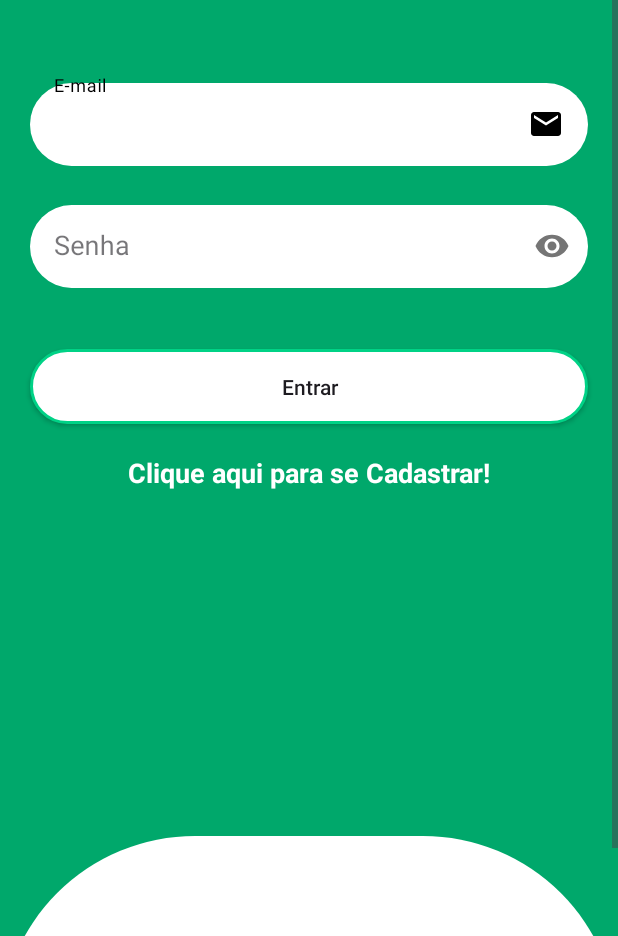
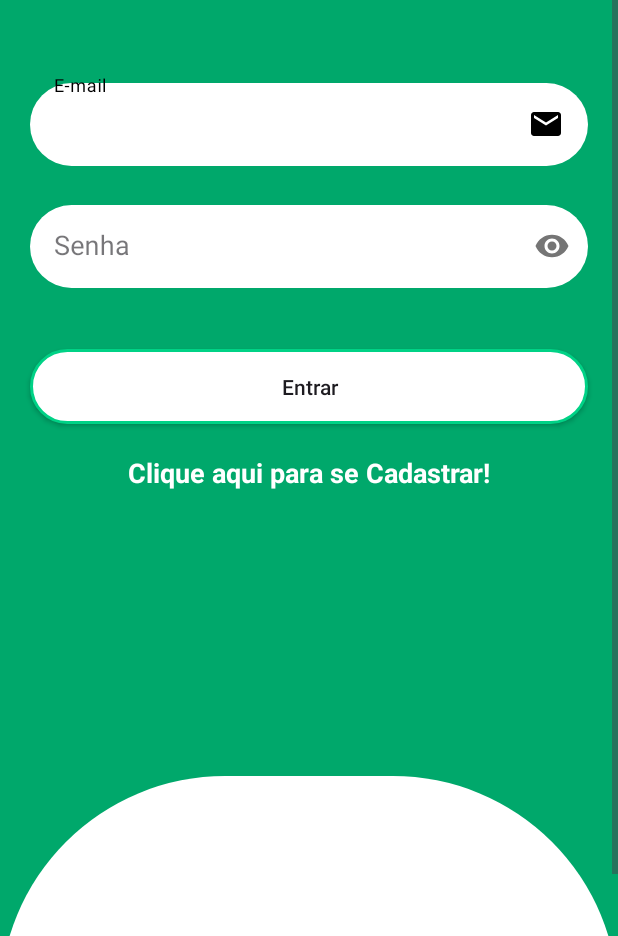
Before and after one commit to vinicius-yudi/ProjetoAndroid, an Android app: the layout activity_main.xml on its own in the app's theme, with its tools: preview values and no code run, on a phone screen of 412 x 824 dp, the part 300-1236 px from its top. Run offline under Robolectric (Android 15) with nearby library versions, the phone set to English and light mode, and no system bars.

```diff
--- a/app/src/main/java/com/yudi/projetoandroid/MainActivity.kt
+++ b/app/src/main/java/com/yudi/projetoandroid/MainActivity.kt
@@ -86,7 +86,6 @@ class MainActivity : AppCompatActivity() {
     private fun navegarTelaPrincipal() {
         val intent = Intent(this, TelaPrincipal::class.java)
         startActivity(intent)
-        finish()
     }
 
 
--- a/app/src/main/res/layout/activity_main.xml
+++ b/app/src/main/res/layout/activity_main.xml
@@ -54,14 +54,14 @@
             android:id="@+id/editEmail"
             android:layout_width="match_parent"
             android:layout_height="wrap_content"
+            android:background="@drawable/background_edittext"
+            android:drawableEnd="@drawable/ic_email"
             android:hint="@string/hint_email"
             android:inputType="textEmailAddress"
             android:maxLength="25"
             android:maxLines="1"
-            android:textSize="18sp"
             android:padding="15dp"
-            android:background="@drawable/background_edittext"
-            android:drawableEnd="@drawable/ic_email" />
+            android:textSize="18sp" />
 
 
     </com.google.android.material.textfield.TextInputLayout>
@@ -145,13 +145,13 @@
 
     <View
         android:layout_width="match_parent"
-        android:layout_height="130dp"
+        android:layout_height="150dp"
         android:background="@drawable/background_view_bottom"
         app:layout_constraintTop_toBottomOf="@id/progressBar"
         app:layout_constraintStart_toStartOf="parent"
         app:layout_constraintEnd_toEndOf="parent"
         app:layout_constraintBottom_toBottomOf="parent"
-        android:layout_marginTop="50dp"/>
+        android:layout_marginTop="20dp"/>
 
 
 
```
Also changed, not shown: app/src/main/res/drawable/background_view_down.xml (added, +9 -0 lines), app/src/main/res/layout/activity_tela_cadastro.xml (+33 -14 lines).
